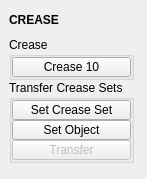
The window that tentacle/ui/crease.ui (m3trik/tentacle) describes before a commit, drawn with Qt 5.
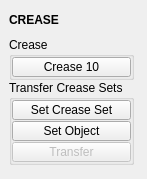
The same window after the commit. Custom widgets are drawn as their Qt base class.

Diff of the .ui file:
```diff
--- a/tentacle/ui/crease.ui
+++ b/tentacle/ui/crease.ui
@@ -265,7 +265,7 @@
         </property>
         <layout class="QVBoxLayout" name="verticalLayout_2">
          <property name="spacing">
-          <number>0</number>
+          <number>1</number>
          </property>
          <property name="leftMargin">
           <number>0</number>
```
Left out of the diff: 6 changed lines with no effect on the pictures.
